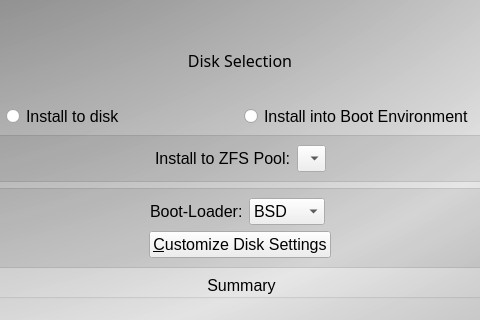
Old version of the form src-qt5/pc-installgui/installer.ui in the repository trueos/trueos-utils-qt5; both pictures show x 217 to 697 and y 0 to 320 of the 914 by 769 pixel window.
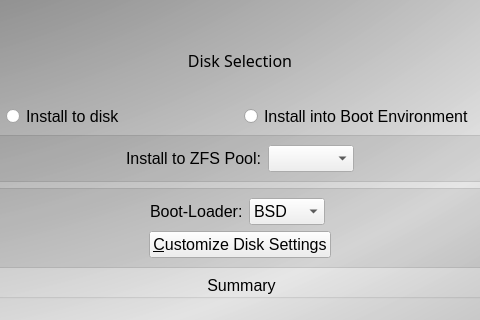
New version of the form. The open tabs and pages were chosen to show the change. Icons and pictures are not drawn.

Commit message: Fix up teh size of the combo box for selecting an existing zpool.

What changed in the file:
```diff
--- a/src-qt5/pc-installgui/installer.ui
+++ b/src-qt5/pc-installgui/installer.ui
@@ -910,7 +910,7 @@
            <item>
             <widget class="QComboBox" name="combo_install_pools">
              <property name="sizeAdjustPolicy">
-              <enum>QComboBox::AdjustToMinimumContentsLength</enum>
+              <enum>QComboBox::AdjustToContents</enum>
              </property>
             </widget>
            </item>
```
